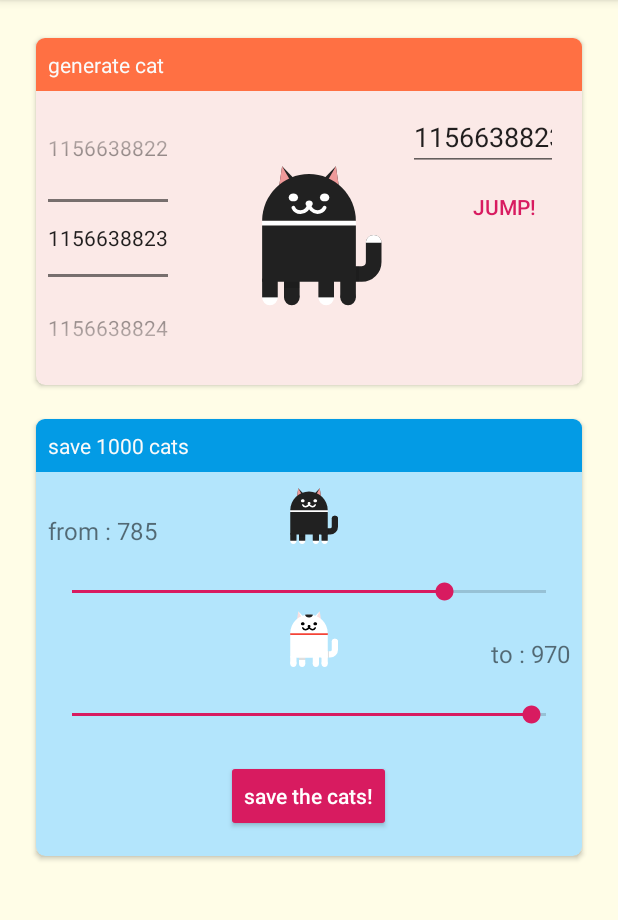
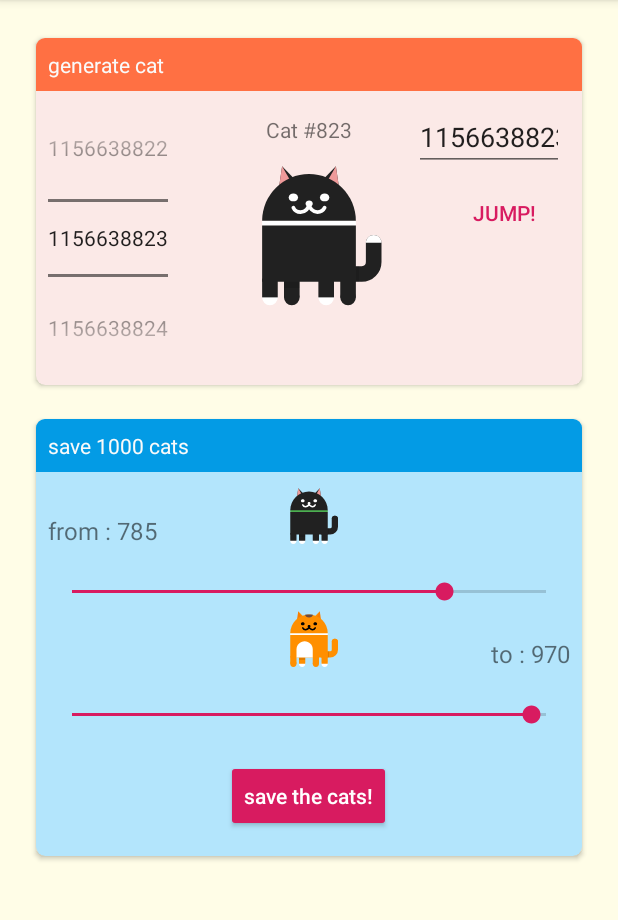
Before and after one commit to nekomimi-daimao/hyper-ultra-cat-generator, an Android app: the screen it shows after launch (MainActivity), on a phone screen of 412 x 824 dp, the part 84-1004 px from its top. Run offline under Robolectric (Android 15) with nearby library versions, the phone set to English and light mode, and no system bars.

Commit message:
cat is name

```diff
--- a/app/src/main/java/plan/militarize/stray/cat/hyperultracatgenerator/MainActivity.java
+++ b/app/src/main/java/plan/militarize/stray/cat/hyperultracatgenerator/MainActivity.java
@@ -41,6 +41,7 @@ public class MainActivity extends AppCompatActivity {
     public static final int EXPORT_BITMAP_SIZE = 600;
 
     private AppCompatImageView mCurrentCat;
+    private AppCompatTextView mCurrentCatName;
     private NumberPicker mPicker;
     private AppCompatEditText mJumpEdit;
 
@@ -57,6 +58,10 @@ public class MainActivity extends AppCompatActivity {
     protected void onCreate(Bundle savedInstanceState) {
         super.onCreate(savedInstanceState);
         setContentView(R.layout.activity_main);
+
+        if (getSupportActionBar() != null) {
+            getSupportActionBar().show();
+        }
 
         // --- generate cat ---
         mCurrentCat = findViewById(R.id.current_cat);
@@ -75,6 +80,7 @@ public class MainActivity extends AppCompatActivity {
                 shareCat(new Cat(getApplicationContext(), mPicker.getValue()));
             }
         });
+        mCurrentCatName = findViewById(R.id.current_cat_name);
         mJumpEdit = findViewById(R.id.input_jump);
         AppCompatButton jumpButton = findViewById(R.id.button_jump);
         jumpButton.setOnClickListener(new View.OnClickListener() {
@@ -89,10 +95,11 @@ public class MainActivity extends AppCompatActivity {
                     return;
                 }
                 mPicker.setValue(jump);
-                mCurrentCat.setImageDrawable(new Cat(getApplicationContext(), jump));
+                Cat cat = new Cat(getApplicationContext(), jump);
+                mCurrentCat.setImageDrawable(cat);
+                mCurrentCatName.setText(cat.getName());
             }
         });
-
 
         mPicker = findViewById(R.id.picker);
         mPicker.setMinValue(0);
@@ -100,7 +107,9 @@ public class MainActivity extends AppCompatActivity {
         mPicker.setOnValueChangedListener(new NumberPicker.OnValueChangeListener() {
             @Override
             public void onValueChange(NumberPicker picker, int oldVal, int newVal) {
-                mCurrentCat.setImageDrawable(new Cat(getApplicationContext(), newVal));
+                Cat cat = new Cat(getApplicationContext(), newVal);
+                mCurrentCat.setImageDrawable(cat);
+                mCurrentCatName.setText(cat.getName());
             }
         });
 
@@ -123,7 +132,7 @@ public class MainActivity extends AppCompatActivity {
         SeekBar.OnSeekBarChangeListener change = new SeekBar.OnSeekBarChangeListener() {
             @Override
             public void onProgressChanged(SeekBar seekBar, int progress, boolean fromUser) {
-                Cat cat = new Cat(getApplicationContext(), progress);
+                Cat cat = Cat.create(getApplicationContext());
                 if (seekBar.getId() == R.id.seek_from) {
                     mTextFrom.setText(getString(R.string.from, String.valueOf(progress)));
                     mCatFrom.setImageDrawable(cat);
--- a/app/src/main/res/layout/activity_main.xml
+++ b/app/src/main/res/layout/activity_main.xml
@@ -52,12 +52,28 @@
                         android:layout_height="100dp"
                         android:layout_centerInParent="true" />
 
+                    <android.support.v7.widget.AppCompatTextView
+                        android:id="@+id/current_cat_name"
+                        android:layout_width="100dp"
+                        android:layout_height="wrap_content"
+                        android:layout_centerHorizontal="true"
+                        android:layout_marginTop="8dp"
+                        android:layout_marginBottom="0dp"
+                        android:focusable="true"
+                        android:focusableInTouchMode="true"
+                        android:gravity="center">
+
+                        <requestFocus />
+                    </android.support.v7.widget.AppCompatTextView>
+                    />
+
                     <android.support.v7.widget.AppCompatEditText
                         android:id="@+id/input_jump"
                         android:layout_width="100dp"
                         android:layout_height="wrap_content"
                         android:layout_alignParentRight="true"
-                        android:layout_marginRight="8dp"
+                        android:layout_marginRight="4dp"
+                        android:layout_marginBottom="4dp"
                         android:inputType="number"
                         android:maxLength="10" />
 
```
